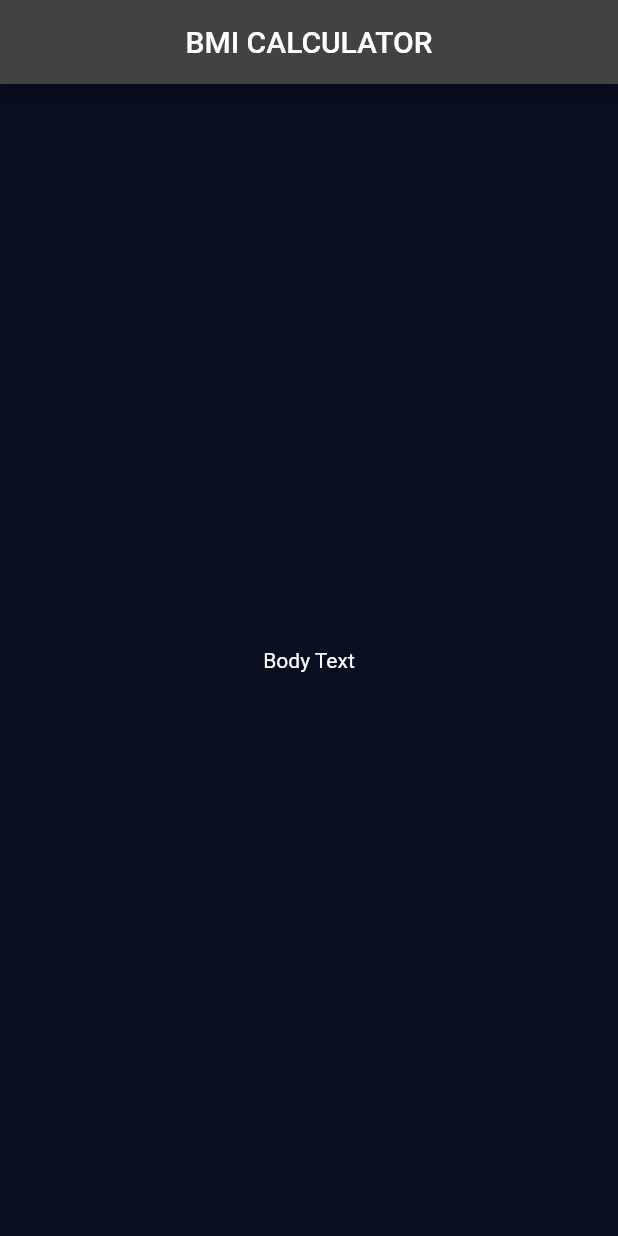
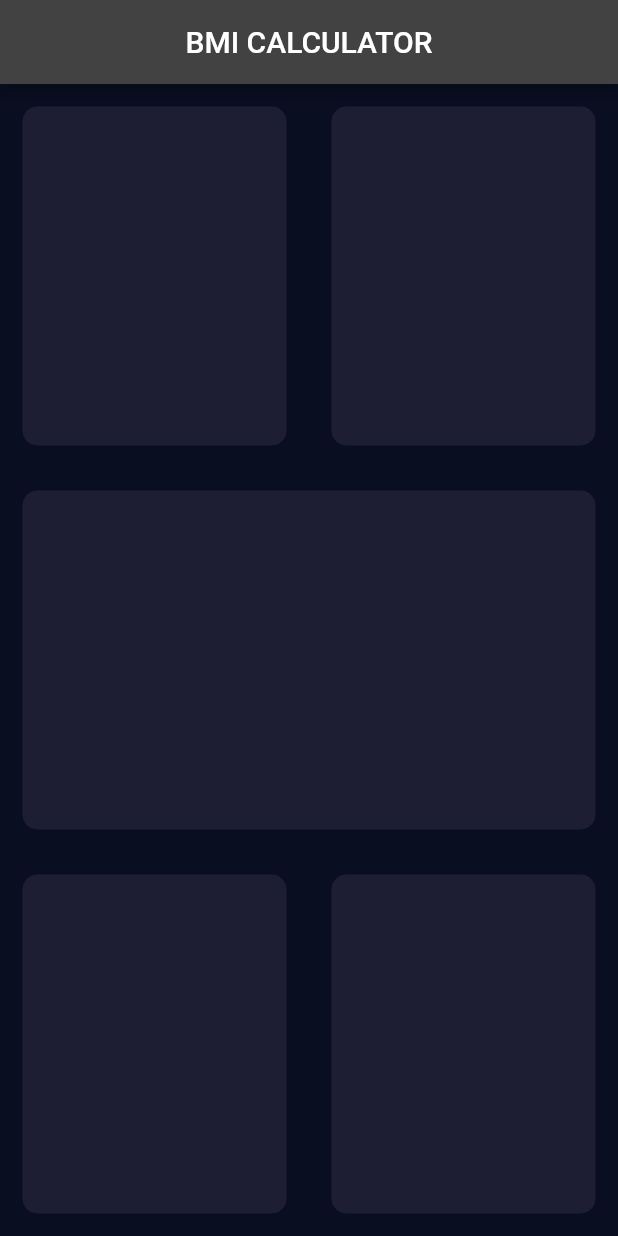
Before and after one commit to Hassanulhaq52/Bmi-Calculator-App, a Flutter app: the screen it shows after launch, on a phone screen of 412 x 824 dp. Run offline on Flutter 3.47's test engine with Material 2 defaults, Android fonts, the phone set to English and light mode, and no system bars.

```diff
--- a/lib/input_page.dart
+++ b/lib/input_page.dart
@@ -1,6 +1,4 @@
 import 'package:flutter/material.dart';
-
-
 
 class InputPage extends StatefulWidget {
   @override
@@ -14,10 +12,65 @@ class _InputPageState extends State<InputPage> {
       appBar: AppBar(
         title: Center(child: Text('BMI CALCULATOR')),
       ),
-      body: Center(
-        child: Text('Body Text'),
+      body: Column(
+        children: [
+          Expanded(
+            child: Row(
+              children: [
+                Expanded(
+                  child: ReusableCard(
+                    colour: Color(0xFF1D1E33),
+                  ),
+                ),
+                Expanded(
+                  child: ReusableCard(
+                    colour: Color(0xFF1D1E33),
+                  ),
+                ),
+              ],
+            ),
+          ),
+          Expanded(
+            child: ReusableCard(
+              colour: Color(0xFF1D1E33),
+            ),
+          ),
+          Expanded(
+            child: Row(
+              children: [
+                Expanded(
+                  child: ReusableCard(
+                    colour: Color(0xFF1D1E33),
+                  ),
+                ),
+                Expanded(
+                  child: ReusableCard(
+                    colour: Color(0xFF1D1E33),
+                  ),
+                ),
+              ],
+            ),
+          ),
+        ],
       ),
-
     );
   }
 }
+
+class ReusableCard extends StatelessWidget {
+
+  ReusableCard({ @required this.colour});
+
+  final Color colour;
+
+  @override
+  Widget build(BuildContext context) {
+    return Container(
+      margin: EdgeInsets.all(15.0),
+      decoration: BoxDecoration(
+        borderRadius: BorderRadius.circular(10.0),
+        color: colour,
+      ),
+    );
+  }
+}
```
